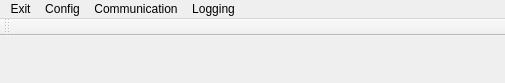
First picture: the form in ui/main.ui, repository ArJKloek/FlowControl, before the edit; both pictures show x 0 to 505 and y 0 to 83 of the 875 by 83 pixel window.
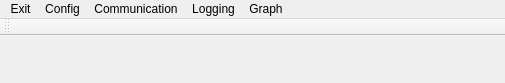
Second picture: the form after the edit.

The edit to the form file:
```diff
--- a/ui/main.ui
+++ b/ui/main.ui
@@ -52,10 +52,17 @@
     <addaction name="actionStart_logging"/>
     <addaction name="actionStop_logging"/>
    </widget>
+   <widget class="QMenu" name="menuGraph">
+    <property name="title">
+     <string>Graph</string>
+    </property>
+    <addaction name="actionShow_graph"/>
+   </widget>
    <addaction name="menuExit"/>
    <addaction name="menuConfig"/>
    <addaction name="menuCommuniation"/>
    <addaction name="menuFlowchannel"/>
+   <addaction name="menuGraph"/>
   </widget>
   <widget class="QStatusBar" name="statusbar"/>
   <widget class="QToolBar" name="toolBar">
```
Left out of the diff: 5 changed lines with no effect on the pictures.
